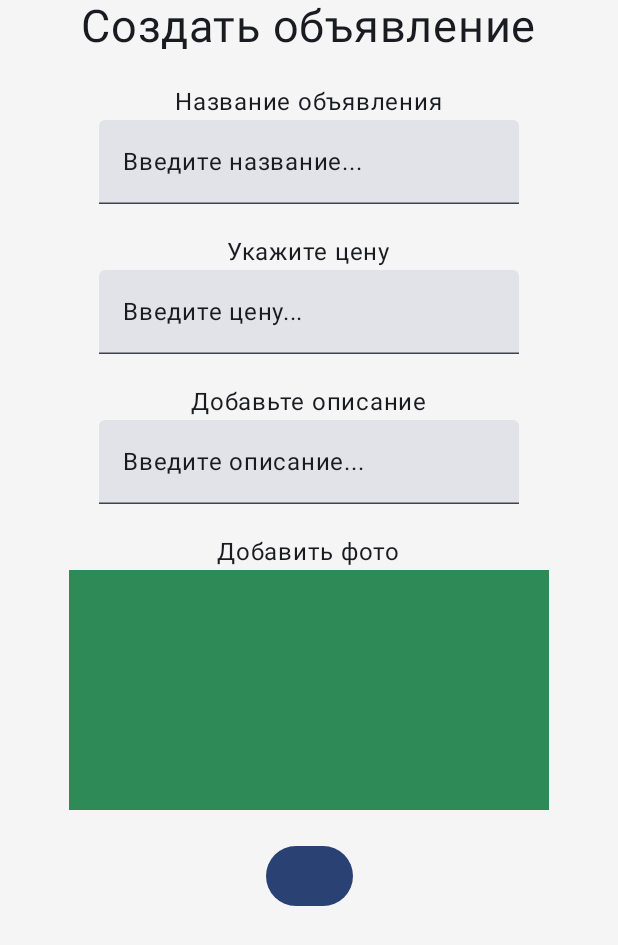
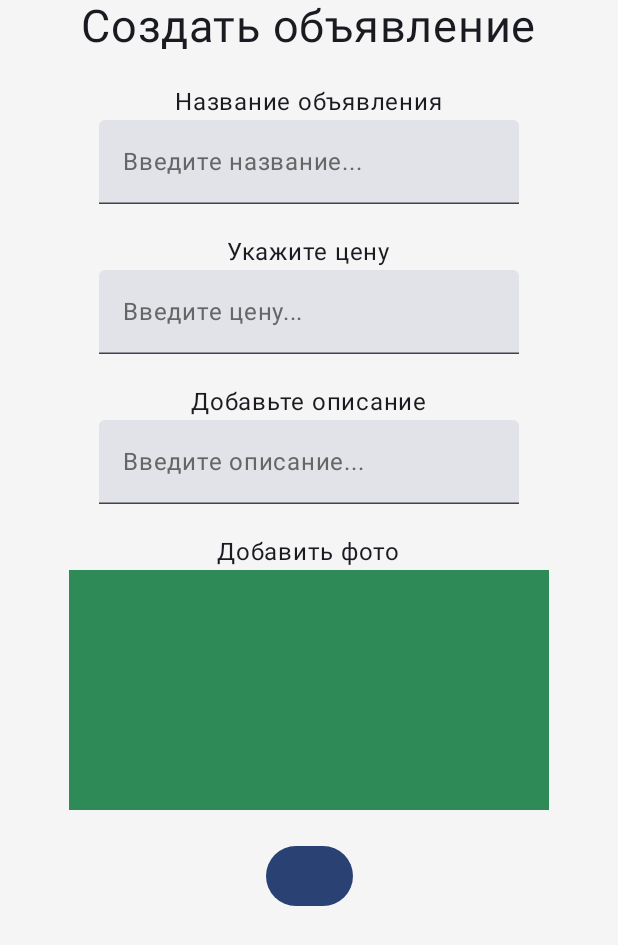
Before and after one commit to vunkpunk/vunkpunk-android, an Android app built with Jetpack Compose: the composable Content shown on its own in the app's theme, on a phone screen of 412 x 824 dp. Shown: the top 945 px of the screen. Run offline under Robolectric (Android 15) with nearby library versions, the phone set to English and light mode, and no system bars; our stand-ins replace Dagger/Hilt's generated code; 1 statement that could not run was skipped.

Commit message:
fix: Now adding sale card resetting screen state

```diff
--- a/app/src/main/java/com/vunkpunk/app/presentation/post_card/PostCardScreen.kt
+++ b/app/src/main/java/com/vunkpunk/app/presentation/post_card/PostCardScreen.kt
@@ -12,7 +12,9 @@ import androidx.compose.material3.Scaffold
 import androidx.compose.material3.Text
 import androidx.compose.material3.TextField
 import androidx.compose.runtime.Composable
+import androidx.compose.runtime.LaunchedEffect
 import androidx.compose.runtime.getValue
+import androidx.compose.runtime.mutableStateOf
 import androidx.compose.ui.Alignment
 import androidx.compose.ui.Modifier
 import androidx.compose.ui.platform.LocalContext
@@ -20,10 +22,14 @@ import androidx.compose.ui.unit.dp
 import androidx.compose.ui.unit.sp
 import androidx.hilt.navigation.compose.hiltViewModel
 import androidx.navigation.NavController
+import coil.decode.ImageSource
+import com.vunkpunk.app.common.Constants.PARAM_SEARCH
+import com.vunkpunk.app.presentation.Screen
 import com.vunkpunk.app.presentation.global_components.BottomNavigation
 import com.vunkpunk.app.presentation.global_components.HeadNavigation.HeaderNavigation
 import com.vunkpunk.app.presentation.theme.GeneralColor
 import com.vunkpunk.app.presentation.theme.MinorBackgroundColor
+import com.vunkpunk.app.presentation.theme.MinorTextColor
 
 @Composable
 fun PostCardScreen(
@@ -59,7 +65,6 @@ fun Content(
 
     val context = LocalContext.current
     val postCardState by viewModel.postCardState
-    val imagesState by viewModel.imagesState
 
     Column(
         modifier = Modifier
@@ -72,16 +77,22 @@ fun Content(
         Spacer(modifier = Modifier.height(20.dp))
 
         Text(text = "Название объявления", fontSize = 16.sp)
-        TextField(value = postCardState.title, onValueChange = { viewModel.updateTitle(it) })
+        TextField(value = postCardState.title,
+            placeholder = { Text(text = "Введите название...", color = MinorTextColor) },
+            onValueChange = { viewModel.updateTitle(it) })
         Spacer(modifier = Modifier.height(20.dp))
 
         Text(text = "Укажите цену", fontSize = 16.sp)
-        TextField(value = postCardState.price, onValueChange = { viewModel.updatePrice(it) })
+        TextField(
+            value = postCardState.price,
+            placeholder = { Text(text = "Введите цену...", color = MinorTextColor) },
+            onValueChange = { viewModel.updatePrice(it) })
         Spacer(modifier = Modifier.height(20.dp))
 
         Text(text = "Добавьте описание", fontSize = 16.sp)
         TextField(
             value = postCardState.description,
+            placeholder = { Text(text = "Введите описание...", color = MinorTextColor) },
             onValueChange = { viewModel.updateDescription(it) })
         Spacer(modifier = Modifier.height(20.dp))
 
@@ -96,8 +107,9 @@ fun Content(
         Spacer(modifier = Modifier.height(20.dp))
         Button(onClick = {
             viewModel.onEvent(PostCardViewModel.UiEvent.PostCard(context))
+            viewModel.resetState()
+            navController.navigate(Screen.MainScreen.route +  "/{$PARAM_SEARCH}")
         }) {
-
         }
     }
 }
--- a/app/src/main/java/com/vunkpunk/app/presentation/post_card/PostCardViewModel.kt
+++ b/app/src/main/java/com/vunkpunk/app/presentation/post_card/PostCardViewModel.kt
@@ -23,11 +23,7 @@ class PostCardViewModel @Inject constructor(
 ) : ViewModel() {
 
     private val _postCardState = mutableStateOf<PostCardState>(
-        PostCardState(
-            "Введите название...",
-            "Введите цену...",
-            "Введите описание..."
-        )
+        PostCardState()
     )
     private val _imagesState = mutableStateOf<List<Uri>>(emptyList())
 
@@ -78,13 +74,16 @@ class PostCardViewModel @Inject constructor(
             }
         }
 
-        val a = byteArrayOutputStream.toByteArray()
-        val bitmap = BitmapFactory.decodeByteArray(a, 0, a.size)
-        return a
+        return byteArrayOutputStream.toByteArray()
     }
 
     fun updateImages(images: List<Uri>) {
         _imagesState.value = images
+    }
+
+    fun resetState() {
+        _postCardState.value = _postCardState.value.copy(title = "", price = "", description = "")
+        _imagesState.value = emptyList()
     }
 
     fun createCard(title: String, price: String, description: String, images: List<ByteArray>) {
```
